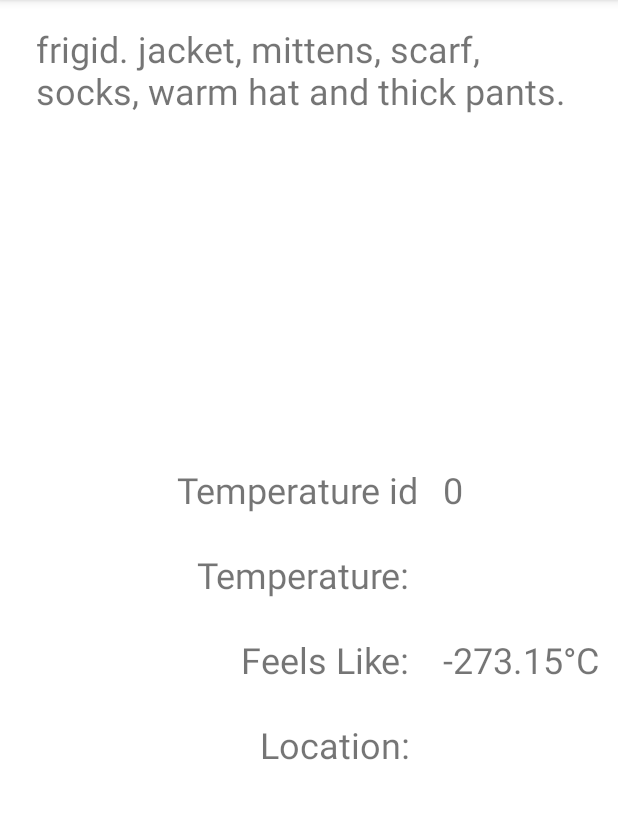
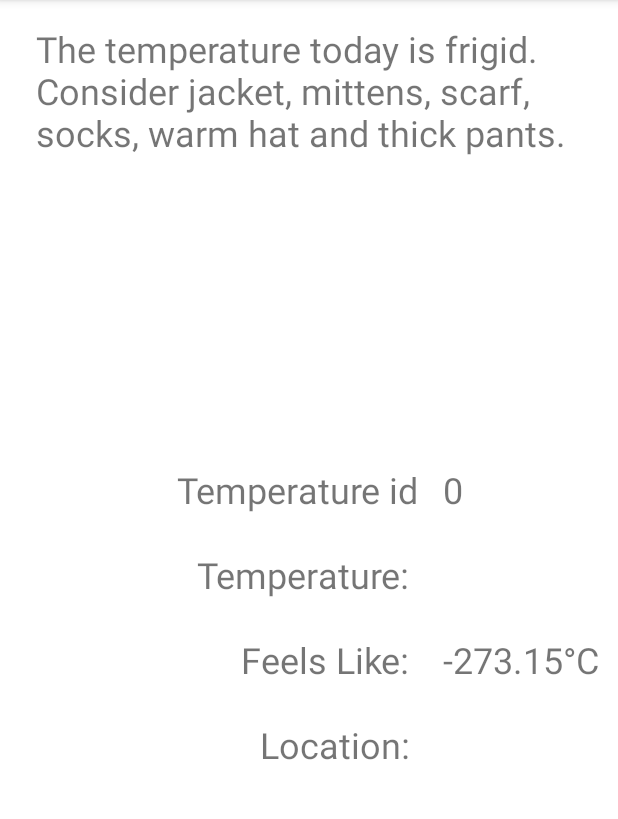
Before and after one commit to jeppevinkel/WeatherApp, an Android app: the screen it shows after launch (MainActivity), on a phone screen of 412 x 824 dp, the part 84-903 px from its top. Run offline under Robolectric (Android 15) with nearby library versions, the phone set to English and light mode, and no system bars; our stand-ins replace Room's generated code, Volley.

Commit message:
add more strings

```diff
--- a/app/src/main/res/values/strings.xml
+++ b/app/src/main/res/values/strings.xml
@@ -22,6 +22,13 @@
     <string name="jeans">jeans</string>
     <string name="shorts">shorts</string>
     <string name="t_shirt">t-shirt</string>
+    <string name="consider">consider</string>
+    <string name="str_temperature_introduction">The temperature today is</string>
+    <string name="str_raining_introduction">Since it is raining consider to take an umbrella or a raincoat with you.</string>
+    <string name="str_sunny_introduction">Since it is pretty sunny outside consider to bring sunglasses or a cap with you.</string>
+    <string name="str_warning">It is recommended not to go outside.</string>
+
+
 
 
 </resources>
```
